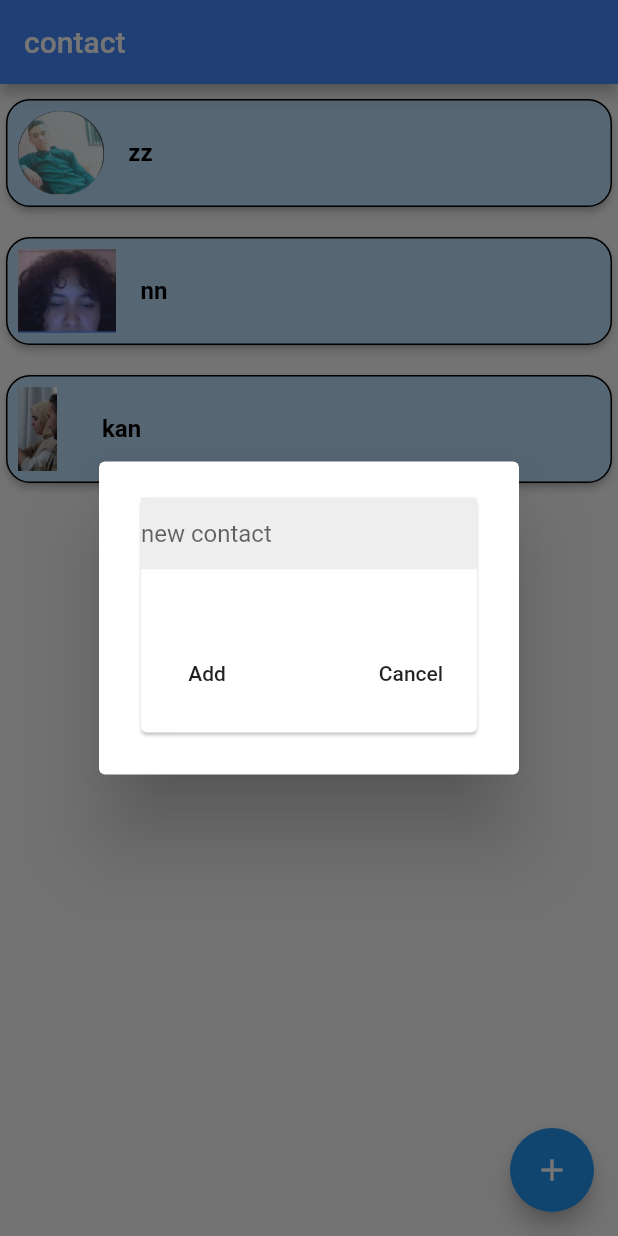
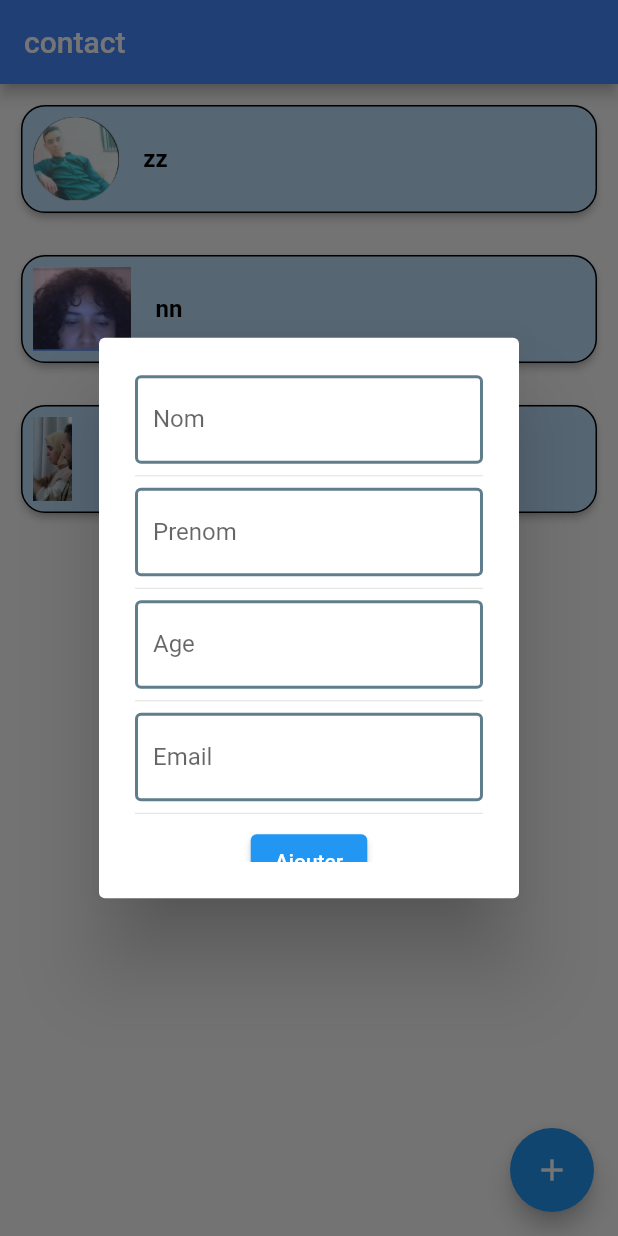
Before and after one commit to AnasJeg/tp_flutter, a Flutter app: the screen it shows after launch, after a tap on the "add" icon, on a phone screen of 412 x 824 dp. Run offline on Flutter 3.47's test engine with Material 2 defaults, Android fonts, the phone set to English and light mode, and no system bars; drawn by our look-alikes of flutter_slidable; our stand-ins replace fluttertoast.

Commit message:
contactv3.0

```diff
--- a/lib/add.contact.dart
+++ b/lib/add.contact.dart
@@ -1,4 +1,6 @@
 import 'package:flutter/material.dart';
+import 'package:flutter/services.dart';
+import 'package:fluttertoast/fluttertoast.dart';
 
 class AddContact extends StatelessWidget {
   final TextEditingController nom;
@@ -20,44 +22,118 @@ class AddContact extends StatelessWidget {
 
   @override
   Widget build(BuildContext context) {
+    final formKey = GlobalKey<FormState>();
     return AlertDialog(
       content: SizedBox(
-        height: MediaQuery.of(context).size.height * 0.2,
-        child: Card(
+          height: MediaQuery.of(context).size.height * 0.4,
+          child: SingleChildScrollView(
+            child: Form(
+              key: formKey,
               child: Column(
                 children: [
-              Expanded(
-                child: Column(
-                  children: [
-                    Container(
-                      width: double.infinity,
-                      decoration: BoxDecoration(
-                        color: Colors.grey.shade200,
+                  const SizedBox(height: 5),
+                  TextFormField(
+                    decoration: const InputDecoration(
+                      enabledBorder: OutlineInputBorder(
+                          borderSide:
+                              BorderSide(color: Colors.blueGrey, width: 2.0)),
+                      border: OutlineInputBorder(borderSide: BorderSide()),
+                      fillColor: Colors.white,
+                      filled: true,
+                      hintText: 'nom',
+                      labelText: 'Nom',
                     ),
-                      child: TextFormField(
                     controller: nom,
+                    validator: (value) {
+                      if (value == null || value.isEmpty) {
+                        return 'Please fill this field';
+                      }
+                      return null;
+                    },
+                  ),
+                  const Divider(),
+                  TextFormField(
                     decoration: const InputDecoration(
-                          hintText: 'new contact',
-                          border: InputBorder.none,
+                      enabledBorder: OutlineInputBorder(
+                          borderSide:
+                              BorderSide(color: Colors.blueGrey, width: 2.0)),
+                      border: OutlineInputBorder(borderSide: BorderSide()),
+                      fillColor: Colors.white,
+                      filled: true,
+                      hintText: 'prenom',
+                      labelText: 'Prenom',
                     ),
+                    controller: prenom,
+                    validator: (value) {
+                      if (value == null || value.isEmpty) {
+                        return 'Please fill this field';
+                      }
+                      return null;
+                    },
                   ),
+                  const Divider(),
+                  TextFormField(
+                    decoration: const InputDecoration(
+                      enabledBorder: OutlineInputBorder(
+                          borderSide:
+                              BorderSide(color: Colors.blueGrey, width: 2.0)),
+                      border: OutlineInputBorder(borderSide: BorderSide()),
+                      fillColor: Colors.white,
+                      filled: true,
+                      hintText: 'age',
+                      labelText: 'Age',
                     ),
+                    inputFormatters: [FilteringTextInputFormatter.digitsOnly],
+                    keyboardType: TextInputType.number,
+                    controller: age,
+                    validator: (value) {
+                      if (value == null || value.isEmpty) {
+                        return 'Please fill this field';
+                      }
+                      return null;
+                    },
+                  ),
+                  const Divider(),
+                  TextFormField(
+                    decoration: const InputDecoration(
+                      enabledBorder: OutlineInputBorder(
+                          borderSide:
+                              BorderSide(color: Colors.blueGrey, width: 2.0)),
+                      border: OutlineInputBorder(borderSide: BorderSide()),
+                      fillColor: Colors.white,
+                      filled: true,
+                      hintText: 'email',
+                      labelText: 'Email',
+                    ),
+                    controller: email,
+                    validator: (value) {
+                      if (value == null || value.isEmpty) {
+                        return 'Please fill this field';
+                      }
+                      return null;
+                    },
+                  ),
+                  const Divider(),
+                  ElevatedButton(
+                      onPressed: () {
+                        if (formKey.currentState!.validate()) {
+                          onAdd();
+                        } else {
+                          Fluttertoast.showToast(
+                              msg: "not valid ",
+                              toastLength: Toast.LENGTH_SHORT,
+                              gravity: ToastGravity.CENTER,
+                              timeInSecForIosWeb: 1,
+                              backgroundColor: Colors.red,
+                              textColor: Colors.black,
+                              fontSize: 16.0);
+                        }
+                      },
+                      child: const Text('Ajouter'))
                 ],
               ),
             ),
-              Expanded(
-                  child: Row(
-                mainAxisAlignment: MainAxisAlignment.spaceBetween,
-                children: [
-                  MaterialButton(onPressed: onAdd, child: const Text("Add")),
-                  MaterialButton(
-                      onPressed: onCancel, child: const Text("Cancel"))
-                ],
-              ))
-            ],
-          ),
-        ),
-      ),
+          )),
     );
   }
 }
--- a/lib/contact.box.dart
+++ b/lib/contact.box.dart
@@ -6,17 +6,34 @@ class ContactBox extends StatelessWidget {
   String? img;
 
   Function(BuildContext context)? deleteContact;
+  Function(BuildContext context) onView;
 
-  ContactBox({
-    Key? key,
+  ContactBox(
+      {Key? key,
       required this.contactName,
       this.img,
       required this.deleteContact,
-  }) : super(key: key);
+      required this.onView})
+      : super(key: key);
 
   @override
   Widget build(BuildContext context) {
-    return Slidable(
+    return Padding(
+        padding: const EdgeInsets.all(10.0),
+        child: Slidable(
+          startActionPane: ActionPane(
+            motion: const ScrollMotion(),
+            children: [
+              SlidableAction(
+                onPressed: onView,
+                backgroundColor: Color(0xFF21B7CA),
+                foregroundColor: Colors.white,
+                icon: Icons.share,
+                label: 'Show',
+                borderRadius: BorderRadius.circular(16.0),
+              ),
+            ],
+          ),
           endActionPane: ActionPane(
             motion: const ScrollMotion(),
             children: [
@@ -30,8 +47,6 @@ class ContactBox extends StatelessWidget {
               ),
             ],
           ),
-      child: Container(
-        margin: const EdgeInsets.symmetric(vertical: 6.0, horizontal: 0.0),
           child: Card(
             elevation: 2,
             shape: RoundedRectangleBorder(
@@ -41,7 +56,9 @@ class ContactBox extends StatelessWidget {
             color: Colors.blue.shade100,
             child: ListTile(
               contentPadding: const EdgeInsets.all(8.0),
-            leading: Image.asset(img!),
+              leading: img!.isEmpty
+                  ? Image.asset("assets/images/zn.png")
+                  : Image.asset(img!),
               title: Text(
                 contactName,
                 style: const TextStyle(
@@ -52,7 +69,6 @@ class ContactBox extends StatelessWidget {
               ),
             ),
           ),
-      ),
-    );
+        ));
   }
 }
--- a/lib/contact.list.dart
+++ b/lib/contact.list.dart
@@ -1,7 +1,9 @@
 import 'package:first_project/add.contact.dart';
 import 'package:first_project/contact.box.dart';
+import 'package:first_project/contact.view.dart';
 import 'package:first_project/model/contact.dart';
 import 'package:flutter/material.dart';
+import 'package:fluttertoast/fluttertoast.dart';
 
 class ContactList extends StatefulWidget {
   const ContactList({super.key});
@@ -16,33 +18,63 @@ class _ContactListState extends State<ContactList> {
   final txtAge = TextEditingController();
   final txtEmail = TextEditingController();
 
-  List listContact = [
-    ["aaaaa", false],
-    ["bbbbb", false]
-  ];
   List<Contact> listContactV2 = [
     Contact("zz", "pp", 23, "ddd", "assets/images/md.png"),
     Contact("nn", "qq", 34, "lll", "assets/images/zn.png"),
     Contact("kan", "kha", 54, "ttt", "assets/images/kan.jpeg")
   ];
-  Future<void> change(bool? value, int index) async {
-    setState(() {
-      listContact[index][1] = value;
-    });
-  }
+  // Future<void> change(bool? value, int index) async {
+  //   setState(() {
+  //     listContactV2[index][1] = value;
+  //   });
+  // }
 
   Future<void> save() async {
+    print(
+        "${txtNom.text}, ${txtPrenom.text}, ${int.tryParse(txtAge.text) ?? 0}, ${txtEmail.text}");
+
     setState(() {
-      // listContact.add([txt.text, false]);
-      // txt.clear();
+      listContactV2.add(Contact(txtNom.text, txtPrenom.text,
+          int.tryParse(txtAge.text) ?? 0, txtEmail.text, ""));
+
       Navigator.of(context).pop();
     });
+
+    Fluttertoast.showToast(
+        msg: "contact ",
+        toastLength: Toast.LENGTH_SHORT,
+        gravity: ToastGravity.CENTER,
+        timeInSecForIosWeb: 1,
+        backgroundColor: Colors.green,
+        textColor: Colors.black,
+        fontSize: 16.0);
   }
 
   Future<void> delete(index) async {
     setState(() {
-      listContact.removeAt(index);
+      listContactV2.removeAt(index);
     });
+  }
+
+  Future<void> view(BuildContext context, int index) async {
+    // Navigator.pushNamed(context, '/view', arguments: {
+    //   'nom': contactV.nom,
+    //   'prenom': contactV.prenom,
+    //   'age': contactV.age,
+    //   'email': contactV.email,
+    // });
+    Navigator.push(
+      context,
+      MaterialPageRoute(
+        builder: (context) => ContactView(
+          nom: listContactV2[index].nom,
+          prenom: listContactV2[index].prenom,
+          age: listContactV2[index].age,
+          email: listContactV2[index].email,
+          image: listContactV2[index].photo,
+        ),
+      ),
+    );
   }
 
   void showContact() {
@@ -71,8 +103,9 @@ class _ContactListState extends State<ContactList> {
         itemBuilder: (context, index) {
           return ContactBox(
             contactName: listContactV2[index].nom,
-            img: listContactV2[index].photo ?? "assets/images/zn.png",
+            img: listContactV2[index].photo,
             deleteContact: (context) => delete(index),
+            onView: (context) => view(context, index),
           );
         },
       ),
--- a/lib/main.dart
+++ b/lib/main.dart
@@ -1,4 +1,5 @@
 import 'package:first_project/contact.list.dart';
+import 'package:first_project/contact.view.dart';
 import 'package:flutter/material.dart';
 
 void main() {
@@ -10,14 +11,13 @@ class MyApp extends StatelessWidget {
 
   @override
   Widget build(BuildContext context) {
-    return const MaterialApp(
-        //  title: 'Flutter Demo',
-        // theme: ThemeData(
-        //   colorScheme: ColorScheme.fromSeed(
-        //       seedColor: Color.fromARGB(255, 165, 165, 166)),
-        //   useMaterial3: true,
-        // ),
-        debugShowCheckedModeBanner: false,
-        home: ContactList());
+    return MaterialApp(
+      debugShowCheckedModeBanner: false,
+      routes: {
+        "/": (context) => const ContactList(),
+        "/view": (context) => ContactView()
+      },
+      initialRoute: "/",
+    );
   }
 }
--- a/pubspec.yaml
+++ b/pubspec.yaml
@@ -35,6 +35,8 @@ dependencies:
   # The following adds the Cupertino Icons font to your application.
   # Use with the CupertinoIcons class for iOS style icons.
   cupertino_icons: ^1.0.2
+  flutter_slidable: ^3.0.0
+  fluttertoast: ^8.2.2
 
 dev_dependencies:
   flutter_test:
@@ -46,7 +48,7 @@ dev_dependencies:
   # package. See that file for information about deactivating specific lint
   # rules and activating additional ones.
   flutter_lints: ^2.0.0
-  flutter_slidable: ^3.0.0
+
 
 # For information on the generic Dart part of this file, see the
 # following page: https://dart.dev/tools/pub/pubspec
```
Also changed, not shown: lib/contact.view.dart (added, +66 -0 lines), pubspec.lock, 6 other files. Lines whose indentation alone changed are shown as unchanged.
